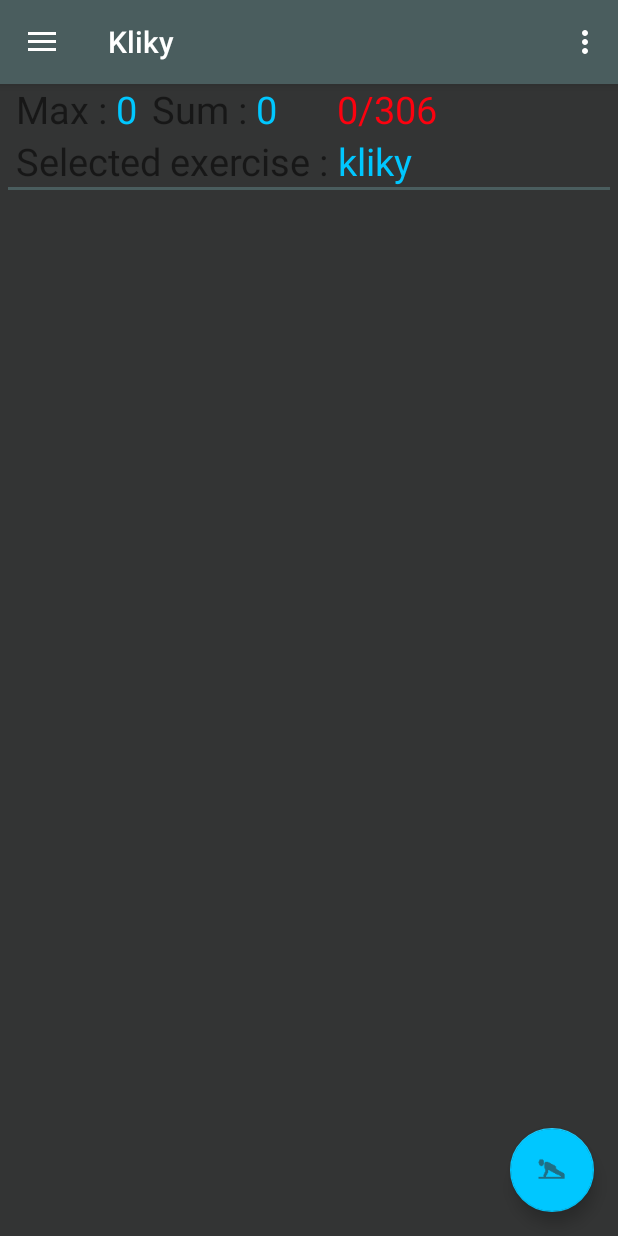
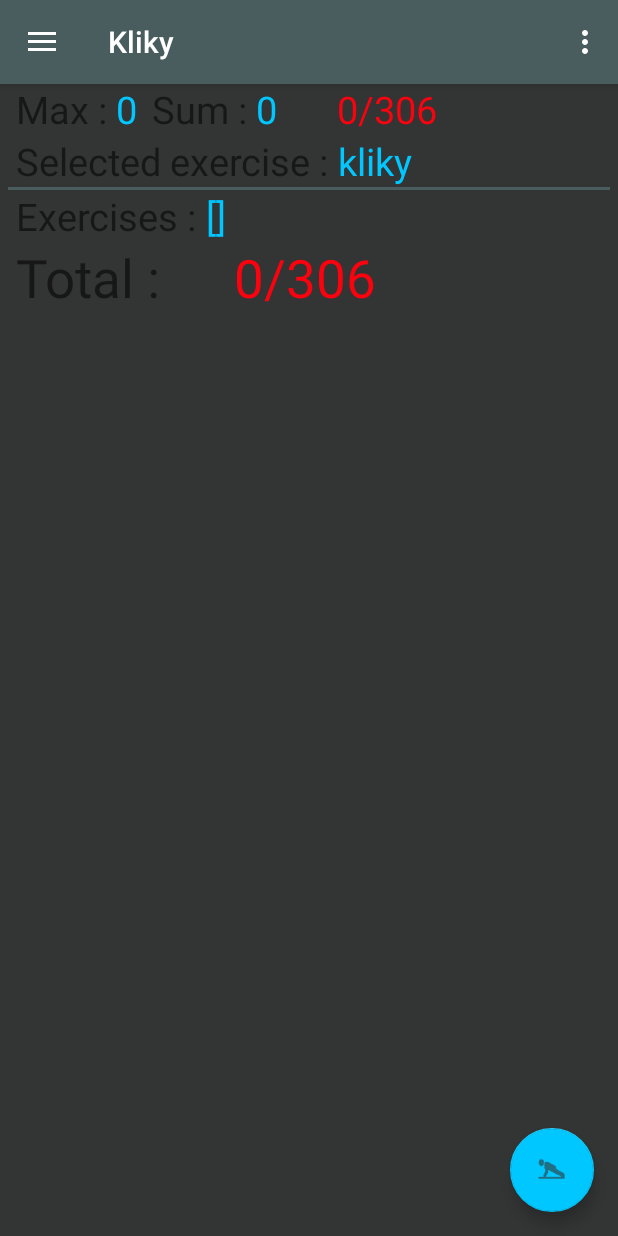
Before and after one commit to troger19/Kliky, an Android app: the screen it shows after launch (MainActivity), on a phone screen of 412 x 824 dp. Run offline under Robolectric (Android 15) with nearby library versions, the phone set to English and light mode, and no system bars; our stand-ins replace Firebase (no records; nobody signed in at launch, a user with empty details on screens opened directly).

Commit message:
add total sum of trainings; list of exercises on main page

```diff
--- a/app/src/main/java/com/itible/exercise/LoadTrainingActivity.java
+++ b/app/src/main/java/com/itible/exercise/LoadTrainingActivity.java
@@ -58,7 +58,7 @@ public class LoadTrainingActivity extends AppCompatActivity {
 
     private void loadData(String exerciseName) {
         swipeRefreshLayout.setRefreshing(true);
-        exerciseDao.getByUser(exerciseName).addListenerForSingleValueEvent(new ValueEventListener() {
+        exerciseDao.getByName(exerciseName).addListenerForSingleValueEvent(new ValueEventListener() {
             @Override
             public void onDataChange(@NonNull DataSnapshot snapshot) {
                 ArrayList<Exercise> emps = new ArrayList<>();
--- a/app/src/main/java/com/itible/exercise/MainActivity.java
+++ b/app/src/main/java/com/itible/exercise/MainActivity.java
@@ -18,6 +18,8 @@ import androidx.appcompat.widget.Toolbar;
 import androidx.core.view.GravityCompat;
 import androidx.drawerlayout.widget.DrawerLayout;
 
+import com.google.android.gms.tasks.OnCompleteListener;
+import com.google.android.gms.tasks.Task;
 import com.google.android.material.floatingactionbutton.FloatingActionButton;
 import com.google.android.material.navigation.NavigationView;
 import com.google.firebase.database.DataSnapshot;
@@ -33,8 +35,11 @@ import com.itible.exercise.fragments.CounterActivity;
 import java.util.ArrayList;
 import java.util.Calendar;
 import java.util.List;
+import java.util.Set;
+import java.util.stream.Collectors;
+import java.util.stream.StreamSupport;
 
-
+//TODO utilize Joke generator
 public class MainActivity extends AppCompatActivity implements NavigationView.OnNavigationItemSelectedListener {
 
     public final static String BALANCE = "balance";
@@ -42,7 +47,7 @@ public class MainActivity extends AppCompatActivity implements NavigationView.On
     public final static String SUM = "sum";
     private final static String LOG_TAG = MainActivity.class.getSimpleName();
     ListView listView;
-    TextView txtMaxReps, txtMaxSum, txtDayOfYear, txtExerciseName;
+    TextView txtMaxReps, txtMaxSum, txtDayOfYear, txtExerciseName, txtAllTrainingsCount, txtAllExerciseTypes;
     Statistics statistics;
     List<Long> trainingDatesAsTime = new ArrayList<>();
     private StatisticsDao statisticsDao;
@@ -81,6 +86,8 @@ public class MainActivity extends AppCompatActivity implements NavigationView.On
         txtMaxSum = findViewById(R.id.txtMaxSum);
         txtDayOfYear = findViewById(R.id.txtDayOfYear);
         txtExerciseName = findViewById(R.id.txtExerciseName);
+        txtAllTrainingsCount = findViewById(R.id.txtAllTrainingsCount);
+        txtAllExerciseTypes = findViewById(R.id.txtAllExerciseTypes);
 
         FloatingActionButton fab = findViewById(R.id.fab);
         fab.setImageResource(pushUp);
@@ -113,9 +120,9 @@ public class MainActivity extends AppCompatActivity implements NavigationView.On
                 for (DataSnapshot data : snapshot.getChildren()) {
                     statistics = data.getValue(Statistics.class);
                     statistics.setKey(data.getKey());
-                    refreshStatisticsText(statistics); // calling a function with data
+                    refreshStatsSelectedExercise(statistics); // calling a function with data
                 }
-                refreshStatisticsText(statistics);
+                refreshStatsSelectedExercise(statistics);
             }
 
             @Override
@@ -123,11 +130,11 @@ public class MainActivity extends AppCompatActivity implements NavigationView.On
             }
         });
 
-        exerciseDao.getAll(exerciseName).addListenerForSingleValueEvent(new ValueEventListener() {
+        exerciseDao.getByName(exerciseName).addListenerForSingleValueEvent(new ValueEventListener() {
             @Override
             public void onDataChange(@NonNull DataSnapshot snapshot) {
                 long childrenCount = snapshot.getChildrenCount();
-                refreshStatisticsText2(childrenCount);
+                refreshStatsSelectedExerciseCount(childrenCount);
             }
 
             @Override
@@ -135,7 +142,7 @@ public class MainActivity extends AppCompatActivity implements NavigationView.On
             }
         });
 
-        exerciseDao.getAll(exerciseName).addListenerForSingleValueEvent(new ValueEventListener() {
+        exerciseDao.getByName(exerciseName).addListenerForSingleValueEvent(new ValueEventListener() {
             @Override
             public void onDataChange(@NonNull DataSnapshot snapshot) {
                 for (DataSnapshot data : snapshot.getChildren()) {
@@ -149,6 +156,30 @@ public class MainActivity extends AppCompatActivity implements NavigationView.On
             }
         });
 
+        exerciseDao.getAllByUsername(user).get().addOnCompleteListener(new OnCompleteListener<>() {
+            long allExercisesForUserCount;
+
+            @Override
+            public void onComplete(@NonNull Task<DataSnapshot> task) {
+                if (task.isSuccessful()) {
+                    if (task.getResult() != null) {
+                        allExercisesForUserCount = task.getResult().getChildrenCount();
+                        Iterable<DataSnapshot> children = task.getResult().getChildren();
+                        Set<String> uniqueExerciseNames = StreamSupport.stream(children.spliterator(), false)
+                                .map(a -> a.getValue(Exercise.class).getName())
+                                .map(x -> x.replace(user + "_", ""))
+                                .collect(Collectors.toSet());
+                        refreshStatsAllTrainingsCount(uniqueExerciseNames, allExercisesForUserCount);
+                    } else {
+                        allExercisesForUserCount = 0;
+                        Log.d(LOG_TAG, "No such user");
+                    }
+                } else {
+                    Log.d(LOG_TAG, "get failed with ", task.getException());
+                }
+            }
+        });
+
     }
 
     /**
@@ -156,18 +187,18 @@ public class MainActivity extends AppCompatActivity implements NavigationView.On
      *
      * @param statistics statistics
      */
-    private void refreshStatisticsText(Statistics statistics) {
+    private void refreshStatsSelectedExercise(Statistics statistics) {
         txtMaxReps.setText(statistics == null ? "0" : "" + statistics.getMaxReps());
         txtMaxSum.setText(statistics == null ? "0" : "" + statistics.getMaxSum());
         txtExerciseName.setText(exerciseName);
     }
 
     /**
-     * Refresh other statistics on the main page
+     * Load the current exercise count vs day of the year on the main page
      *
      * @param count number of exercise
      */
-    private void refreshStatisticsText2(long count) {
+    private void refreshStatsSelectedExerciseCount(long count) {
         Calendar calendar = Calendar.getInstance();
         int dayOfYear = calendar.get(Calendar.DAY_OF_YEAR);
         String dayOfYear_Trainings = count + "/" + dayOfYear;
@@ -176,6 +207,24 @@ public class MainActivity extends AppCompatActivity implements NavigationView.On
             txtDayOfYear.setTextColor(getResources().getColor(R.color.colorCounterPositive));
         } else {
             txtDayOfYear.setTextColor(getResources().getColor(R.color.colorCounterNegative));
+        }
+    }
+
+    /**
+     * Refresh other statistics on the main page
+     *
+     * @param count number of exercise
+     */
+    private void refreshStatsAllTrainingsCount(Set<String> uniqueExerciseNames, long count) {
+        txtAllExerciseTypes.setText(uniqueExerciseNames.toString());
+        Calendar calendar = Calendar.getInstance();
+        int dayOfYear = calendar.get(Calendar.DAY_OF_YEAR);
+        String dayOfYear_Trainings = count + "/" + dayOfYear;
+        txtAllTrainingsCount.setText(dayOfYear_Trainings);
+        if (count > dayOfYear) {
+            txtAllTrainingsCount.setTextColor(getResources().getColor(R.color.colorCounterPositive));
+        } else {
+            txtAllTrainingsCount.setTextColor(getResources().getColor(R.color.colorCounterNegative));
         }
     }
 
@@ -210,7 +259,7 @@ public class MainActivity extends AppCompatActivity implements NavigationView.On
     }
 
     /**
-     * Assynchornuosly fill List of training dates
+     * Asynchronously fill List of training dates
      *
      * @param date time in milis
      */
--- a/app/src/main/java/com/itible/exercise/entity/ExerciseDao.java
+++ b/app/src/main/java/com/itible/exercise/entity/ExerciseDao.java
@@ -28,12 +28,18 @@ public class ExerciseDao {
         return databaseReference.child(key).removeValue();
     }
 
-    public Query getByUser(String exerciseName) {
-        return databaseReference.orderByChild("name").equalTo(exerciseName);
+    /**
+     * Get all exercises where name.startsWith(username)
+     *
+     * @param username username
+     * @return query
+     */
+    public Query getAllByUsername(String username) {
+        return databaseReference.orderByChild("name").startAt(username).endAt(username + '\uF8FF');
     }
 
 
-    public Query getAll(String exerciseName) {
+    public Query getByName(String exerciseName) {
         return databaseReference.orderByChild("name").equalTo(exerciseName);
     }
 }
--- a/app/src/main/res/layout/content_main.xml
+++ b/app/src/main/res/layout/content_main.xml
@@ -78,10 +78,54 @@
 
     </LinearLayout>
 
+
     <View
         android:layout_width="fill_parent"
         android:layout_height="2dp"
         android:background="@color/colorPrimary" />
+
+    <LinearLayout
+        android:layout_width="match_parent"
+        android:layout_height="wrap_content"
+        android:orientation="horizontal"
+        android:paddingLeft="5dp">
+
+        <TextView
+            android:layout_width="wrap_content"
+            android:layout_height="match_parent"
+            android:text="Exercises : "
+            android:textSize="25sp" />
+
+        <TextView
+            android:id="@+id/txtAllExerciseTypes"
+            android:layout_width="wrap_content"
+            android:layout_height="match_parent"
+            android:textColor="@color/colorAccent"
+            android:textSize="25sp" />
+
+    </LinearLayout>
+
+
+    <LinearLayout
+        android:layout_width="match_parent"
+        android:layout_height="wrap_content"
+        android:orientation="horizontal"
+        android:paddingLeft="5dp">
+
+        <TextView
+            android:layout_width="wrap_content"
+            android:layout_height="match_parent"
+            android:text="Total : "
+            android:textSize="35sp" />
+
+        <TextView
+            android:id="@+id/txtAllTrainingsCount"
+            android:layout_width="wrap_content"
+            android:layout_height="match_parent"
+            android:paddingStart="40dp"
+            android:textSize="35sp" />
+
+    </LinearLayout>
 
 
     <LinearLayout
@@ -98,4 +142,5 @@
             android:layout_height="wrap_content" />
     </LinearLayout>
 
+
 </LinearLayout>
```
